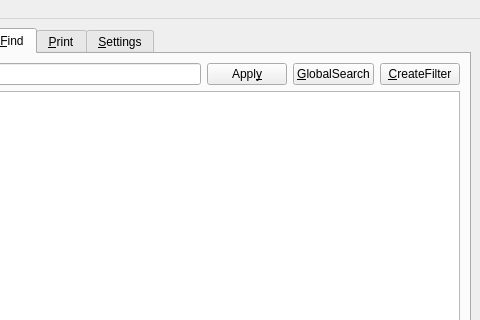
Old version of the form magazzino.ui in the repository L0cutus/Gestione-Magazzino; both pictures show x 92 to 572 and y 0 to 320 of the 572 by 456 pixel window.
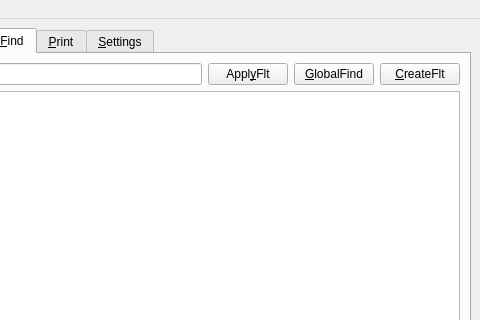
New version of the form. The open tabs and pages were chosen to show the change. Icons and pictures are not drawn.

```diff
--- a/magazzino.ui
+++ b/magazzino.ui
@@ -201,21 +201,33 @@
           <item>
            <widget class="QPushButton" name="findPushButton">
             <property name="text">
-             <string>Appl&amp;y</string>
+             <string>Appl&amp;yFlt</string>
+            </property>
+            <property name="icon">
+             <iconset resource="resources.qrc">
+              <normaloff>:/refresh.png</normaloff>:/refresh.png</iconset>
             </property>
            </widget>
           </item>
           <item>
            <widget class="QPushButton" name="gSearchPushButton">
             <property name="text">
-             <string>&amp;GlobalSearch</string>
+             <string>&amp;GlobalFind</string>
+            </property>
+            <property name="icon">
+             <iconset resource="resources.qrc">
+              <normaloff>:/find.png</normaloff>:/find.png</iconset>
             </property>
            </widget>
           </item>
           <item>
            <widget class="QPushButton" name="createFilterPushButton">
             <property name="text">
-             <string>&amp;CreateFilter</string>
+             <string>&amp;CreateFlt</string>
+            </property>
+            <property name="icon">
+             <iconset resource="resources.qrc">
+              <normaloff>:/edit.png</normaloff>:/edit.png</iconset>
             </property>
            </widget>
           </item>
```
Left out of the diff: 52 changed lines with no effect on the pictures.
